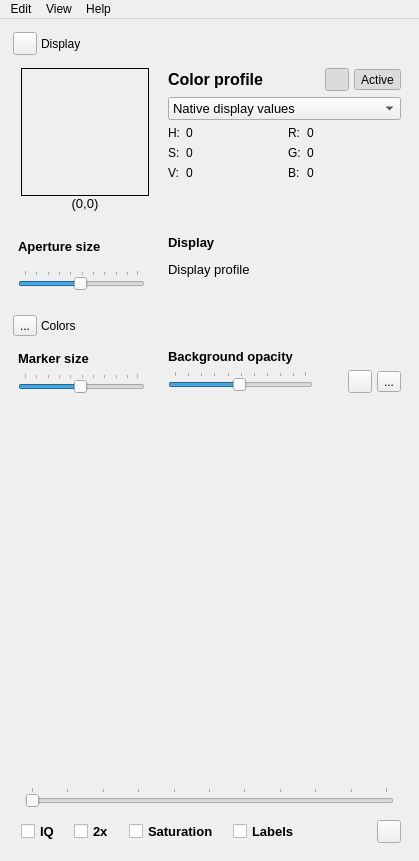
First picture: the form in colorpicker.ui, repository mikaelsundell/colorpicker, before the edit.
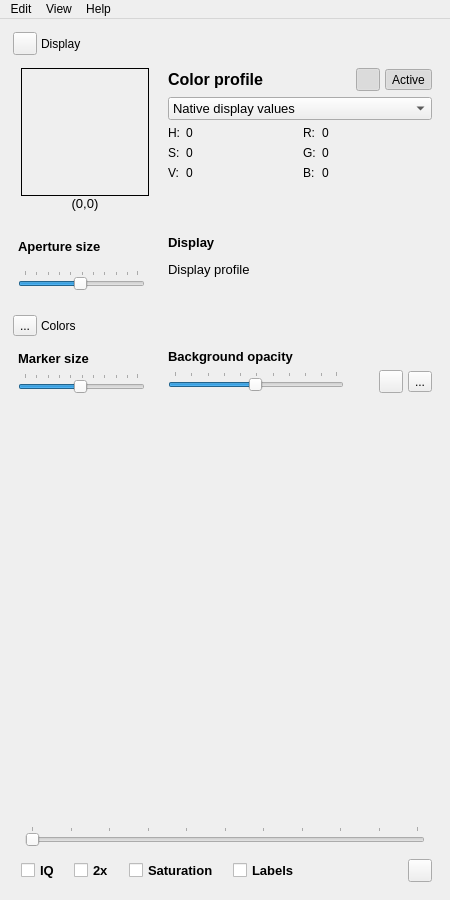
Second picture: the form after the edit. Icons and pictures are not drawn. Custom widgets are drawn as their Qt base class.

Commit message: Fixed picker size Fixed colorwheel size and pads Fixed window size

What changed in the file:
```diff
--- a/colorpicker.ui
+++ b/colorpicker.ui
@@ -6,12 +6,12 @@
    <rect>
     <x>0</x>
     <y>0</y>
-    <width>419</width>
-    <height>861</height>
+    <width>450</width>
+    <height>900</height>
    </rect>
   </property>
   <property name="sizePolicy">
-   <sizepolicy hsizetype="Preferred" vsizetype="Preferred">
+   <sizepolicy hsizetype="Fixed" vsizetype="Fixed">
     <horstretch>0</horstretch>
     <verstretch>0</verstretch>
    </sizepolicy>
@@ -1201,8 +1201,8 @@
     <rect>
      <x>0</x>
      <y>0</y>
-     <width>419</width>
-     <height>37</height>
+     <width>450</width>
+     <height>24</height>
     </rect>
    </property>
    <widget class="QMenu" name="viewMenu">
```
The commit also changes 3 other files.
